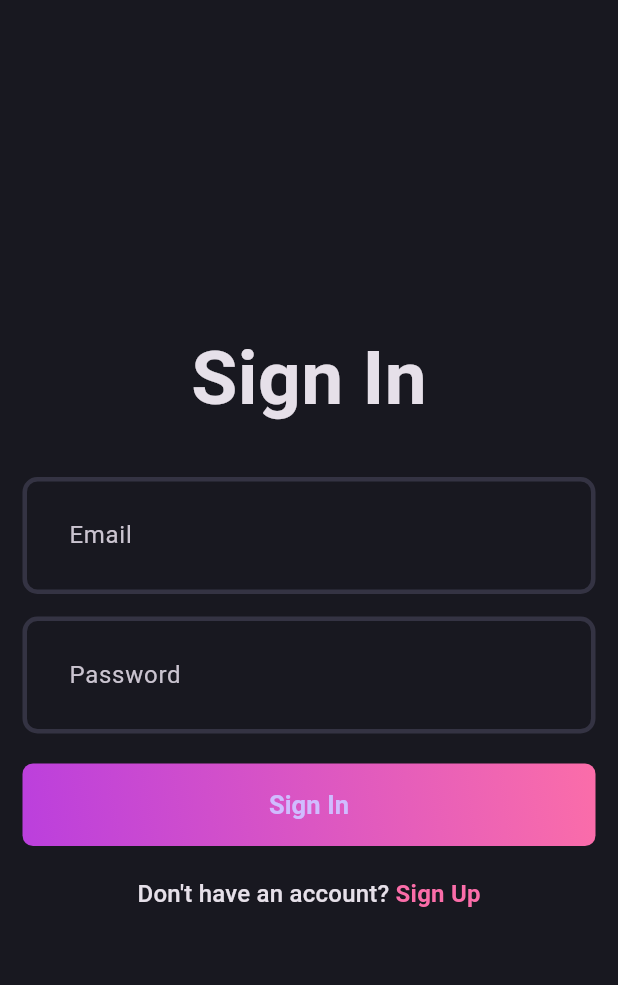
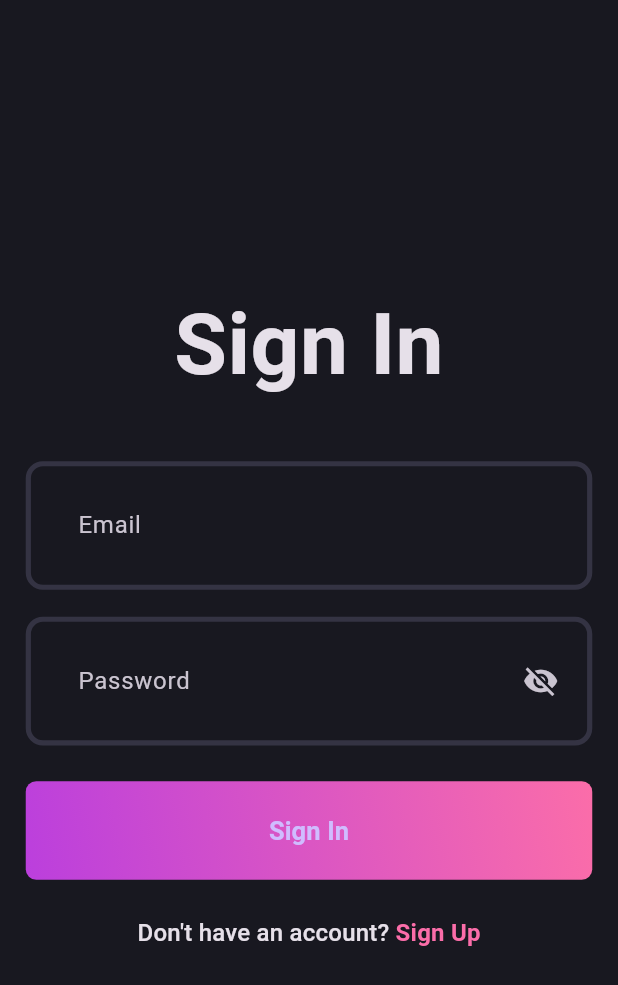
Before and after one commit to Haraprosad/blog_app, a Flutter app: the screen it shows after launch, on a phone screen of 412 x 824 dp. Shown: the top 985 px of the screen. Run offline on Flutter 3.47's test engine with Material 2 defaults, Android fonts, the phone set to English and light mode, and no system bars; our stand-ins replace flutter_screenutil.

Commit message:
password field obscure or not functionality add

```diff
--- a/lib/core/theme/theme.dart
+++ b/lib/core/theme/theme.dart
@@ -1,19 +1,20 @@
 import 'package:blog_app/core/theme/app_pallete.dart';
 import 'package:flutter/material.dart';
+import 'package:flutter_screenutil/flutter_screenutil.dart';
 
 class AppTheme {
   static _border({Color color = AppPallete.borderColor}) => OutlineInputBorder(
         borderSide: BorderSide(
           color: color,
-          width: 3,
+          width: 3.w,
         ),
-        borderRadius: BorderRadius.circular(10),
+        borderRadius: BorderRadius.circular(10.r),
       );
   static final darkThemeMode = ThemeData.dark(useMaterial3: true).copyWith(
       scaffoldBackgroundColor: AppPallete.backgroundColor,
       elevatedButtonTheme: ElevatedButtonThemeData(
           style: ElevatedButton.styleFrom(
-              fixedSize: const Size(395, 55),
+              fixedSize: Size(395.w, 55.h),
               shadowColor: AppPallete.transparentColor,
               backgroundColor: AppPallete.transparentColor,
               shape: const RoundedRectangleBorder(
@@ -21,7 +22,7 @@ class AppTheme {
       appBarTheme:
           const AppBarTheme(backgroundColor: AppPallete.backgroundColor),
       inputDecorationTheme: InputDecorationTheme(
-        contentPadding: const EdgeInsets.all(27),
+        contentPadding: EdgeInsets.all(27.w),
         enabledBorder: _border(),
         focusedErrorBorder: _border(color: AppPallete.errorColor),
         errorBorder: _border(color: AppPallete.errorColor),
--- a/lib/features/auth/presentation/pages/signin_page.dart
+++ b/lib/features/auth/presentation/pages/signin_page.dart
@@ -3,6 +3,7 @@ import 'package:blog_app/features/auth/presentation/validators/auth_validators.d
 import 'package:blog_app/features/auth/presentation/widgets/auth_field.dart';
 import 'package:blog_app/features/auth/presentation/widgets/auth_gradient_button.dart';
 import 'package:flutter/material.dart';
+import 'package:flutter_screenutil/flutter_screenutil.dart';
 
 import '../../../../core/theme/app_pallete.dart';
 
@@ -28,39 +29,42 @@ class _SignInPageState extends State<SignInPage> {
 
   @override
   Widget build(BuildContext context) {
+    print("Height: ${MediaQuery.of(context).size.height}");
+    print("Width: ${MediaQuery.of(context).size.width}");
     return Scaffold(
       body: SingleChildScrollView(
         child: Container(
           height: MediaQuery.of(context).size.height,
-          padding: const EdgeInsets.all(15.0),
+          padding: EdgeInsets.all(15.0.w),
           child: Form(
             key: formKey,
             child: Column(
               mainAxisAlignment: MainAxisAlignment.center,
               children: [
-                const Text(
+                Text(
                   'Sign In',
-                  style: TextStyle(fontSize: 50, fontWeight: FontWeight.bold),
+                  style:
+                      TextStyle(fontSize: 50.sp, fontWeight: FontWeight.bold),
                 ),
-                const SizedBox(
-                  height: 30,
+                SizedBox(
+                  height: 30.h,
                 ),
                 AuthField(
                   hintText: "Email",
                   validator: AuthValidators.emailValidator,
                   controller: emailController,
                 ),
-                const SizedBox(
-                  height: 15,
+                SizedBox(
+                  height: 15.h,
                 ),
                 AuthField(
                   validator: AuthValidators.passwordValidator,
                   hintText: "Password",
                   controller: passwordController,
-                  isObscureText: true,
+                  isPassword: true,
                 ),
-                const SizedBox(
-                  height: 20,
+                SizedBox(
+                  height: 20.h,
                 ),
                 AuthGradientButton(
                   buttonText: "Sign In",
@@ -70,8 +74,8 @@ class _SignInPageState extends State<SignInPage> {
                     }
                   },
                 ),
-                const SizedBox(
-                  height: 20,
+                SizedBox(
+                  height: 20.h,
                 ),
                 GestureDetector(
                   onTap: () {
--- a/lib/features/auth/presentation/widgets/auth_field.dart
+++ b/lib/features/auth/presentation/widgets/auth_field.dart
@@ -1,7 +1,8 @@
 import 'package:flutter/material.dart';
+import 'package:flutter_screenutil/flutter_screenutil.dart';
 
-class AuthField extends StatelessWidget {
-  final bool isObscureText;
+class AuthField extends StatefulWidget {
+  final bool isPassword;
   final String hintText;
   final String? Function(String? value) validator;
   final TextEditingController controller;
@@ -10,18 +11,46 @@ class AuthField extends StatelessWidget {
       required this.hintText,
       required this.controller,
       required this.validator,
-      this.isObscureText = false});
+      this.isPassword = false});
+
+  @override
+  State<AuthField> createState() => _AuthFieldState();
+}
+
+class _AuthFieldState extends State<AuthField> {
+  ///local var
+  bool isObscureText = false;
+  @override
+  void initState() {
+    isObscureText = widget.isPassword;
+    super.initState();
+  }
 
   @override
   Widget build(BuildContext context) {
     return TextFormField(
       autovalidateMode: AutovalidateMode.onUserInteraction,
-      controller: controller,
+      controller: widget.controller,
       decoration: InputDecoration(
-        hintText: hintText,
+        hintText: widget.hintText,
+        suffixIconConstraints: BoxConstraints(
+          minWidth: 60.w,
+        ),
+        suffixIcon: widget.isPassword
+            ? IconButton(
+                onPressed: () {
+                  setState(() {
+                    isObscureText = !isObscureText;
+                  });
+                },
+                icon: Icon(
+                  isObscureText ? Icons.visibility_off : Icons.visibility,
+                ),
+              )
+            : null,
       ),
       obscureText: isObscureText,
-      validator: validator,
+      validator: widget.validator,
     );
   }
 }
--- a/lib/main.dart
+++ b/lib/main.dart
@@ -1,5 +1,6 @@
 import 'package:blog_app/core/theme/theme.dart';
 import 'package:flutter/material.dart';
+import 'package:flutter_screenutil/flutter_screenutil.dart';
 
 import 'features/auth/presentation/pages/signin_page.dart';
 import 'features/auth/presentation/pages/signup_page.dart';
@@ -14,11 +15,18 @@ class MyApp extends StatelessWidget {
   // This widget is the root of your application.
   @override
   Widget build(BuildContext context) {
-    return MaterialApp(
-      debugShowCheckedModeBanner: false,
-      title: 'Blog App',
-      theme: AppTheme.darkThemeMode,
-      home: SignInPage(),
+    return ScreenUtilInit(
+      designSize: const Size(360, 690),
+      minTextAdapt: true,
+      builder: (_,child) {
+        return MaterialApp(
+          debugShowCheckedModeBanner: false,
+          title: 'Blog App',
+          theme: AppTheme.darkThemeMode,
+          home: child,
+        );
+      },
+      child: const SignInPage(),
     );
   }
 }
--- a/pubspec.yaml
+++ b/pubspec.yaml
@@ -35,6 +35,7 @@ dependencies:
   # The following adds the Cupertino Icons font to your application.
   # Use with the CupertinoIcons class for iOS style icons.
   cupertino_icons: ^1.0.2
+  flutter_screenutil: ^5.7.0
 
 dev_dependencies:
   flutter_test:
```
Also changed, not shown: lib/features/auth/presentation/pages/signup_page.dart (+17 -15 lines), pubspec.lock.
